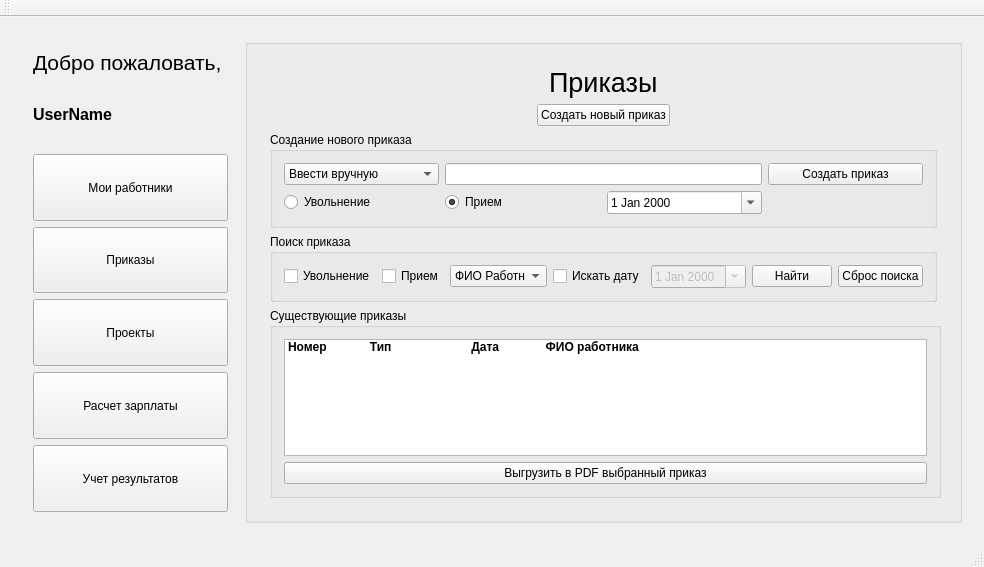
This is salary/salary.ui in a-mihaylov/salary as Qt 5 draws it before an edit. The edited form follows.
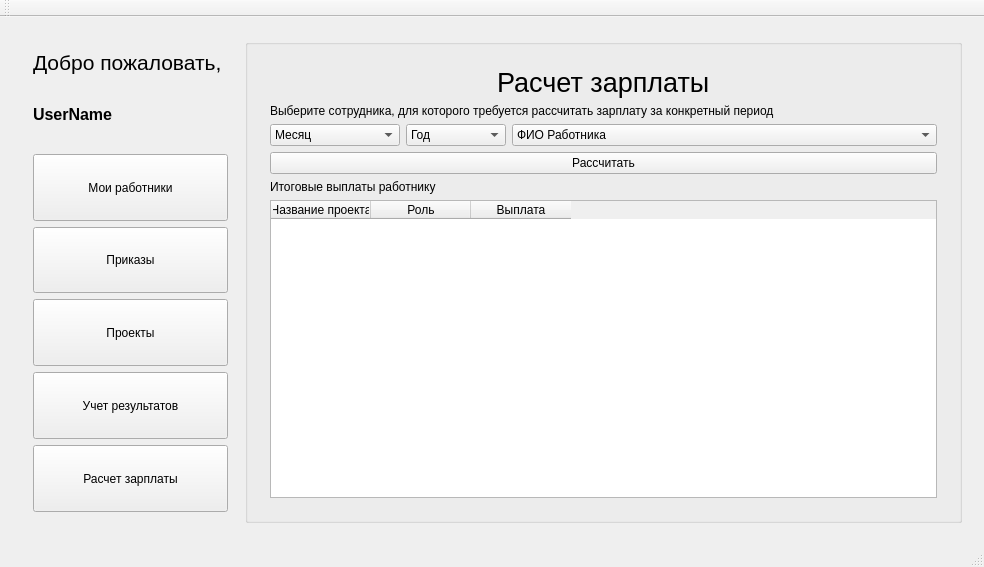
This is the edited form.

Commit message: Реализация интерфейса расчета заработной платы по каждому сотруднику

Diff of the .ui file:
```diff
--- a/salary/salary.ui
+++ b/salary/salary.ui
@@ -124,19 +124,6 @@
               </property>
              </widget>
             </item>
-            <item>
-             <widget class="QPushButton" name="menu_salary">
-              <property name="sizePolicy">
-               <sizepolicy hsizetype="Minimum" vsizetype="Minimum">
-                <horstretch>0</horstretch>
-                <verstretch>0</verstretch>
-               </sizepolicy>
-              </property>
-              <property name="text">
-               <string>Расчет зарплаты</string>
-              </property>
-             </widget>
-            </item>
             <item>
              <widget class="QPushButton" name="menu_accounting">
               <property name="sizePolicy">
@@ -150,6 +137,19 @@
               </property>
              </widget>
             </item>
+            <item>
+             <widget class="QPushButton" name="menu_salary">
+              <property name="sizePolicy">
+               <sizepolicy hsizetype="Minimum" vsizetype="Minimum">
+                <horstretch>0</horstretch>
+                <verstretch>0</verstretch>
+               </sizepolicy>
+              </property>
+              <property name="text">
+               <string>Расчет зарплаты</string>
+              </property>
+             </widget>
+            </item>
            </layout>
           </widget>
           <widget class="QWidget" name="page_2">
@@ -236,7 +236,7 @@
               </size>
              </property>
              <property name="currentIndex">
-              <number>2</number>
+              <number>3</number>
              </property>
              <widget class="QWidget" name="worker">
               <layout class="QGridLayout" name="gridLayout_12">
@@ -892,6 +892,225 @@
                </item>
               </layout>
              </widget>
+             <widget class="QWidget" name="payroll">
+              <layout class="QGridLayout" name="gridLayout_6">
+               <item row="0" column="0">
+                <layout class="QHBoxLayout" name="horizontalLayout_6">
+                 <item>
+                  <spacer name="horizontalSpacer_31">
+                   <property name="orientation">
+                    <enum>Qt::Horizontal</enum>
+                   </property>
+                   <property name="sizeHint" stdset="0">
+                    <size>
+                     <width>232</width>
+                     <height>20</height>
+                    </size>
+                   </property>
+                  </spacer>
+                 </item>
+                 <item>
+                  <widget class="QLabel" name="label_15">
+                   <property name="font">
+                    <font>
+                     <pointsize>20</pointsize>
+                    </font>
+                   </property>
+                   <property name="text">
+                    <string>Расчет зарплаты</string>
+                   </property>
+                  </widget>
+                 </item>
+                 <item>
+                  <spacer name="horizontalSpacer_32">
+                   <property name="orientation">
+                    <enum>Qt::Horizontal</enum>
+                   </property>
+                   <property name="sizeHint" stdset="0">
+                    <size>
+                     <width>232</width>
+                     <height>20</height>
+                    </size>
+                   </property>
+                  </spacer>
+                 </item>
+                </layout>
+               </item>
+               <item row="1" column="0">
+                <layout class="QGridLayout" name="gridLayout_5">
+                 <item row="1" column="2">
+                  <widget class="QComboBox" name="payroll_FIO">
+                   <property name="sizePolicy">
+                    <sizepolicy hsizetype="Expanding" vsizetype="Fixed">
+                     <horstretch>0</horstretch>
+                     <verstretch>0</verstretch>
+                    </sizepolicy>
+                   </property>
+                   <item>
+                    <property name="text">
+                     <string>ФИО Работника</string>
+                    </property>
+                   </item>
+                  </widget>
+                 </item>
+                 <item row="1" column="1">
+                  <widget class="QComboBox" name="payroll_year">
+                   <property name="sizePolicy">
+                    <sizepolicy hsizetype="Preferred" vsizetype="Fixed">
+                     <horstretch>0</horstretch>
+                     <verstretch>0</verstretch>
+                    </sizepolicy>
+                   </property>
+                   <property name="minimumSize">
+                    <size>
+                     <width>100</width>
+                     <height>0</height>
+                    </size>
+                   </property>
+                   <item>
+                    <property name="text">
+                     <string>Год</string>
+                    </property>
+                   </item>
+                  </widget>
+                 </item>
+                 <item row="3" column="0" colspan="3">
+                  <widget class="QLabel" name="label_23">
+                   <property name="text">
+                    <string>Итоговые выплаты работнику</string>
+                   </property>
+                  </widget>
+                 </item>
+                 <item row="1" column="0">
+                  <widget class="QComboBox" name="payroll_mounth">
+                   <property name="sizePolicy">
+                    <sizepolicy hsizetype="Preferred" vsizetype="Fixed">
+                     <horstretch>0</horstretch>
+                     <verstretch>0</verstretch>
+                    </sizepolicy>
+                   </property>
+                   <property name="minimumSize">
+                    <size>
+                     <width>130</width>
+                     <height>0</height>
+                    </size>
+                   </property>
+                   <item>
+                    <property name="text">
+                     <string>Месяц</string>
+                    </property>
+                   </item>
+                   <item>
+                    <property name="text">
+                     <string>Январь</string>
+                    </property>
+                   </item>
+                   <item>
+                    <property name="text">
+                     <string>Февраль</string>
+                    </property>
+                   </item>
+                   <item>
+                    <property name="text">
+                     <string>Март</string>
+                    </property>
+                   </item>
+                   <item>
+                    <property name="text">
+                     <string>Апрель</string>
+                    </property>
+                   </item>
+                   <item>
+                    <property name="text">
+                     <string>Май</string>
+                    </property>
+                   </item>
+                   <item>
+                    <property name="text">
+                     <string>Июнь</string>
+                    </property>
+                   </item>
+                   <item>
+                    <property name="text">
+                     <string>Июль</string>
+                    </property>
+                   </item>
+                   <item>
+                    <property name="text">
+                     <string>Август</string>
+                    </property>
+                   </item>
+                   <item>
+                    <property name="text">
+                     <string>Сентябрь</string>
+                    </property>
+                   </item>
+                   <item>
+                    <property name="text">
+                     <string>Октябрь</string>
+                    </property>
+                   </item>
+                   <item>
+                    <property name="text">
+                     <string>Ноябрь</string>
+                    </property>
+                   </item>
+                   <item>
+                    <property name="text">
+                     <string>Декабрь</string>
+                    </property>
+                   </item>
+                  </widget>
+                 </item>
+                 <item row="2" column="0" colspan="3">
+                  <widget class="QPushButton" name="payroll_calculate">
+                   <property name="text">
+                    <string>Рассчитать</string>
+                   </property>
+                  </widget>
+                 </item>
+                 <item row="0" column="0" colspan="3">
+                  <widget class="QLabel" name="label">
+                   <property name="text">
+                    <string>Выберите сотрудника, для которого требуется рассчитать зарплату за конкретный период</string>
+                   </property>
+                  </widget>
+                 </item>
+                 <item row="4" column="0" colspan="3">
+                  <widget class="QTableWidget" name="payroll_table">
+                   <attribute name="horizontalHeaderMinimumSectionSize">
+                    <number>100</number>
+                   </attribute>
+                   <attribute name="horizontalHeaderStretchLastSection">
+                    <bool>false</bool>
+                   </attribute>
+                   <attribute name="verticalHeaderHighlightSections">
+                    <bool>true</bool>
+                   </attribute>
+                   <attribute name="verticalHeaderStretchLastSection">
+                    <bool>false</bool>
+                   </attribute>
+                   <column>
+                    <property name="text">
+                     <string>Название проекта</string>
+                    </property>
+                   </column>
+                   <column>
+                    <property name="text">
+                     <string>Роль</string>
+                    </property>
+                   </column>
+                   <column>
+                    <property name="text">
+                     <string>Выплата</string>
+                    </property>
+                   </column>
+                  </widget>
+                 </item>
+                </layout>
+               </item>
+              </layout>
+             </widget>
             </widget>
            </item>
           </layout>
```
